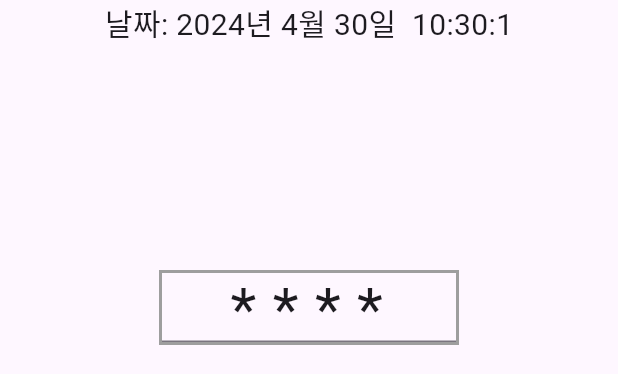
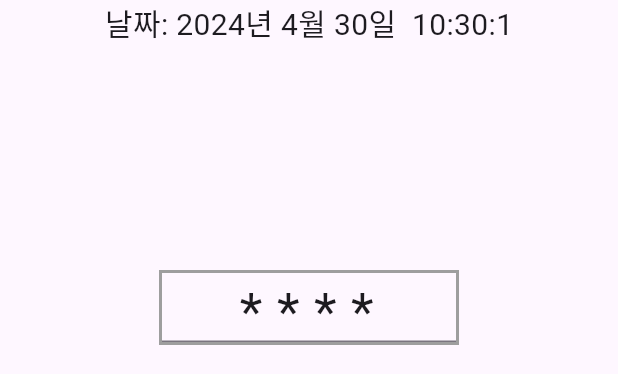
Before and after one commit to alimi-pro-2/alimpeople-web-punch, a Flutter app: the CheckScreen screen opened by its route, on a phone screen of 412 x 824 dp, the part 84-458 px from its top. Run offline on Flutter 3.47's test engine with Material 3 defaults, Android fonts, the phone set to English and light mode, and no system bars; our stand-ins replace cloud_firestore, firebase_auth, firebase_core, freezed_annotation, go_router; accounts and stored records are empty.

Commit message:
feat: 로그인 기능, 회원가입 기능 추가
비밀번호 숨기고 보이기 기능 추가

```diff
--- a/lib/present/check_screen/check_screen.dart
+++ b/lib/present/check_screen/check_screen.dart
@@ -18,7 +18,7 @@ class _CheckScreenState extends State<CheckScreen> {
   Timer? _timer;
   String _currentNumber = '';
   String _previousNumber = '';
-  final String _currentPassWord = '.';
+  final String _currentPassWord = 'º';
   String _previousPassWord = '* * * *';
   final List<String> _punchList = [];
 
@@ -162,7 +162,7 @@ class _CheckScreenState extends State<CheckScreen> {
                 BoxDecoration(border: Border.all(color: Colors.grey, width: 2)),
             child: TextField(
               controller: controller,
-              style: TextStyle(fontSize: 40),
+              style: TextStyle(fontSize: 35),
               textAlign: TextAlign.center,
               readOnly: true,
             ),
```
